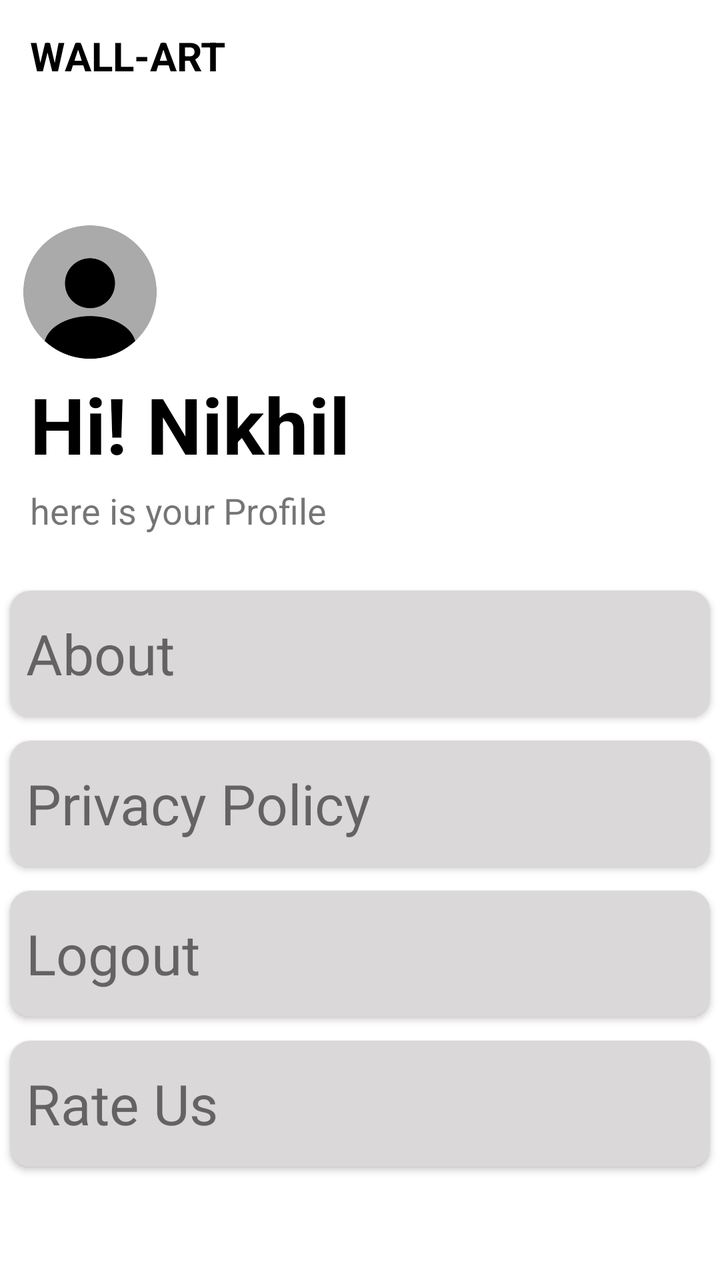
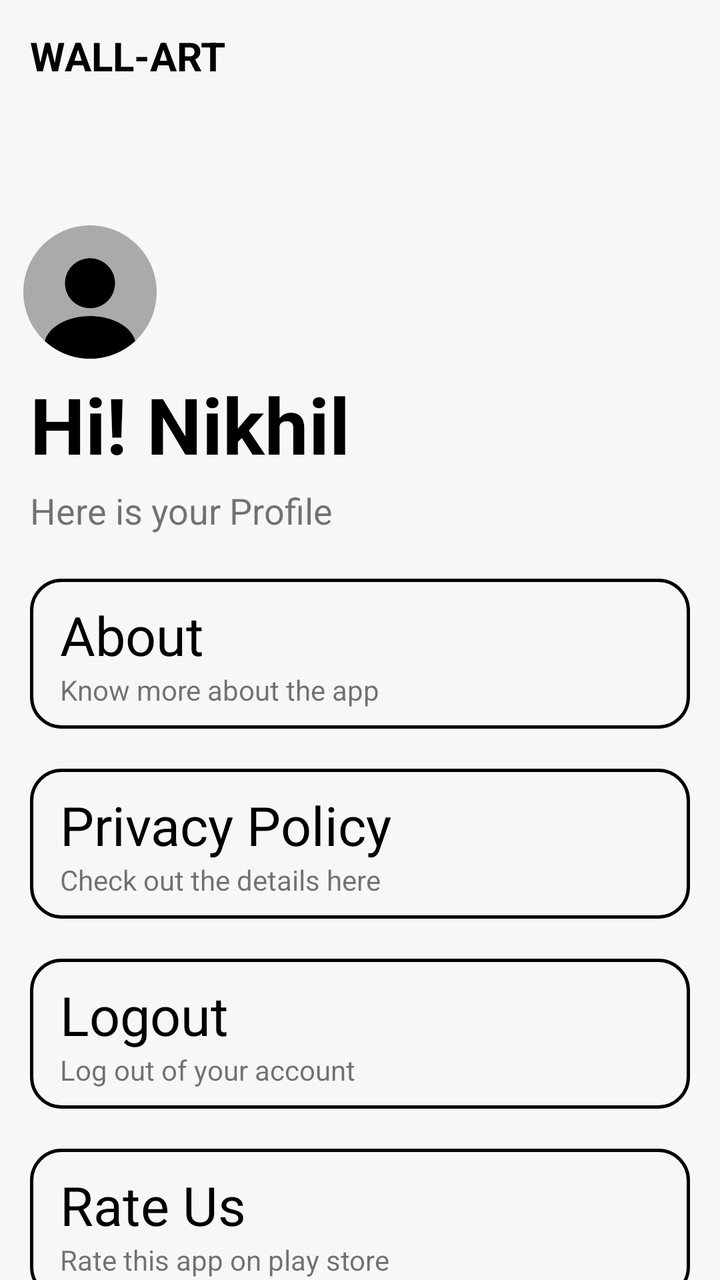

Two renders of the same Android screen: before a commit and after it. Below are the layout's source before the change and the commit's diff.
<!-- AndroidManifest.xml: application theme Theme.PixelPerfect -->
<!-- res/layout/fragment_profile_.xml -->
<?xml version="1.0" encoding="utf-8"?>
<LinearLayout xmlns:android="http://schemas.android.com/apk/res/android"
    xmlns:tools="http://schemas.android.com/tools"
    android:layout_width="match_parent"
    android:layout_height="match_parent"
    xmlns:app="http://schemas.android.com/apk/res-auto"
    android:orientation="vertical"
    tools:context=".profile_Fragment">

    <LinearLayout
        android:layout_width="match_parent"
        android:layout_height="56dp"
        android:gravity="center_vertical"
        android:orientation="vertical">

        <TextView
            android:layout_width="wrap_content"
            android:layout_height="wrap_content"
            android:text="WALL-ART"
            android:layout_marginHorizontal="15dp"
            android:textSize="20dp"
            android:textColor="@color/black"
            android:textStyle="bold"/>

    </LinearLayout>

    <androidx.core.widget.NestedScrollView
            android:layout_width="match_parent"
            android:layout_height="match_parent"
            android:isScrollContainer="true">

        <LinearLayout
                android:layout_width="match_parent"
                android:layout_height="match_parent"
                android:orientation="vertical">

                <ImageView
                    android:layout_width="80dp"
                    android:layout_height="80dp"
                    android:layout_marginLeft="5dp"
                    android:layout_marginTop="50dp"
                    android:src="@drawable/user"/>

            <TextView
                android:layout_width="wrap_content"
                android:layout_height="wrap_content"
                android:layout_marginLeft="15dp"
                android:text="Hi! Nikhil"
                android:textStyle="bold"
                android:textColor="@color/black"
                android:textSize="39dp"/>
            <TextView
                android:layout_width="wrap_content"
                android:layout_height="wrap_content"
                android:layout_marginTop="5dp"
                android:layout_marginBottom="22dp"
                android:layout_marginLeft="15dp"
                android:text="here is your Profile"
                android:textSize="18dp"/>

            <androidx.cardview.widget.CardView
                android:layout_width="match_parent"
                android:layout_height="75dp"
                app:cardCornerRadius="10dp"
                app:cardUseCompatPadding="true"
                android:backgroundTint="#DAD8D8"
                android:id="@+id/card_about">

                <TextView
                    android:layout_width="match_parent"
                    android:layout_height="match_parent"
                    android:text="About"
                    android:gravity="center_vertical"
                    android:layout_marginLeft="8dp"
                    android:textSize="28dp"/>
                

            </androidx.cardview.widget.CardView>

            <androidx.cardview.widget.CardView
                android:layout_width="match_parent"
                android:layout_height="75dp"
                app:cardCornerRadius="10dp"
                app:cardUseCompatPadding="true"
                android:backgroundTint="#DAD8D8"
                android:id="@+id/card_policy">

                <TextView
                    android:layout_width="match_parent"
                    android:layout_height="match_parent"
                    android:text="Privacy Policy"
                    android:gravity="center_vertical"
                    android:layout_marginLeft="8dp"
                    android:textSize="28dp"/>

            </androidx.cardview.widget.CardView>
            <androidx.cardview.widget.CardView
                android:layout_width="match_parent"
                android:layout_height="75dp"
                app:cardCornerRadius="10dp"
                app:cardUseCompatPadding="true"
                android:backgroundTint="#DAD8D8"
                android:id="@+id/card_logout">

                <TextView
                    android:layout_width="match_parent"
                    android:layout_height="match_parent"
                    android:text="Logout"
                    android:gravity="center_vertical"
                    android:layout_marginLeft="8dp"
                    android:textSize="28dp"/>

            </androidx.cardview.widget.CardView>
            <androidx.cardview.widget.CardView
                android:layout_width="match_parent"
                android:layout_height="75dp"
                app:cardCornerRadius="10dp"
                app:cardUseCompatPadding="true"
                android:backgroundTint="#DAD8D8"
                android:id="@+id/card_rate">

                <TextView
                    android:layout_width="match_parent"
                    android:layout_height="match_parent"
                    android:text="Rate Us"
                    android:gravity="center_vertical"
                    android:layout_marginLeft="8dp"
                    android:textSize="28dp"/>

            </androidx.cardview.widget.CardView>

        </LinearLayout>


        </androidx.core.widget.NestedScrollView>
</LinearLayout>
<!-- resources referenced by this layout -->
<resources>
  <color name="black">#FF000000</color>
  <!-- drawable user: png bitmap (drawable, 17878 bytes) -->
  <style name="Theme.PixelPerfect" parent="Theme.MaterialComponents.Light.NoActionBar">
          
          <item name="colorPrimary">#000000</item>
          <item name="colorPrimaryVariant">#8F8F8F</item>
          <item name="colorOnPrimary">@color/white</item>
          
          <item name="colorSecondary">#D65858</item>
          <item name="colorSecondaryVariant">#fff</item>
          <item name="colorOnSecondary">@color/black</item>
          
          <item name="android:statusBarColor">?attr/colorPrimaryVariant</item>
          
      </style>
  <color name="white">#FFFFFFFF</color>
</resources>

<!-- the commit's change to res/layout/fragment_profile_.xml (unified diff, before → after) -->
@@ -5,6 +5,7 @@
     android:layout_height="match_parent"
     xmlns:app="http://schemas.android.com/apk/res-auto"
     android:orientation="vertical"
+    android:background="#F7F7F7"
     tools:context=".profile_Fragment">
 
     <LinearLayout
@@ -55,79 +56,133 @@
                 android:layout_marginTop="5dp"
                 android:layout_marginBottom="22dp"
                 android:layout_marginLeft="15dp"
-                android:text="here is your Profile"
+                android:text="Here is your Profile"
                 android:textSize="18dp"/>
 
-            <androidx.cardview.widget.CardView
-                android:layout_width="match_parent"
-                android:layout_height="75dp"
-                app:cardCornerRadius="10dp"
-                app:cardUseCompatPadding="true"
-                android:backgroundTint="#DAD8D8"
-                android:id="@+id/card_about">
+                <LinearLayout
+                    android:layout_width="match_parent"
+                    android:layout_height="match_parent"
+                    android:paddingVertical="10dp"
+                    android:layout_marginHorizontal="15dp"
+                    android:id="@+id/card_about"
+                    android:layout_marginBottom="20dp"
+                    android:background="@drawable/profilebg"
+                   android:orientation="vertical">
+
 
                 <TextView
                     android:layout_width="match_parent"
                     android:layout_height="match_parent"
                     android:text="About"
                     android:gravity="center_vertical"
-                    android:layout_marginLeft="8dp"
-                    android:textSize="28dp"/>
-                
-
-            </androidx.cardview.widget.CardView>
-
-            <androidx.cardview.widget.CardView
-                android:layout_width="match_parent"
-                android:layout_height="75dp"
-                app:cardCornerRadius="10dp"
-                app:cardUseCompatPadding="true"
-                android:backgroundTint="#DAD8D8"
-                android:id="@+id/card_policy">
-
-                <TextView
+                    android:layout_marginLeft="15dp"
+                    android:textColor="@color/black"
+                    android:textSize="27dp"/>
+                    <TextView
                     android:layout_width="match_parent"
                     android:layout_height="match_parent"
-                    android:text="Privacy Policy"
+                    android:text="Know more about the app"
                     android:gravity="center_vertical"
-                    android:layout_marginLeft="8dp"
-                    android:textSize="28dp"/>
+                    android:layout_marginLeft="15dp"
+                    android:textSize="14dp"/>
 
-            </androidx.cardview.widget.CardView>
-            <androidx.cardview.widget.CardView
-                android:layout_width="match_parent"
-                android:layout_height="75dp"
-                app:cardCornerRadius="10dp"
-                app:cardUseCompatPadding="true"
-                android:backgroundTint="#DAD8D8"
-                android:id="@+id/card_logout">
+                </LinearLayout>
 
-                <TextView
+
+
+
+                <LinearLayout
                     android:layout_width="match_parent"
                     android:layout_height="match_parent"
-                    android:text="Logout"
-                    android:gravity="center_vertical"
-                    android:layout_marginLeft="8dp"
-                    android:textSize="28dp"/>
+                    android:paddingVertical="10dp"
+                    android:layout_marginBottom="20dp"
+                    android:background="@drawable/profilebg"
+                    android:id="@+id/card_policy"
+                    android:layout_marginHorizontal="15dp"
+                    android:orientation="vertical">
 
-            </androidx.cardview.widget.CardView>
-            <androidx.cardview.widget.CardView
-                android:layout_width="match_parent"
-                android:layout_height="75dp"
-                app:cardCornerRadius="10dp"
-                app:cardUseCompatPadding="true"
-                android:backgroundTint="#DAD8D8"
-                android:id="@+id/card_rate">
 
-                <TextView
+                    <TextView
+                        android:layout_width="match_parent"
+                        android:layout_height="match_parent"
+                        android:text="Privacy Policy"
+                        android:gravity="center_vertical"
+                        android:layout_marginLeft="15dp"
+                        android:textColor="@color/black"
+                        android:textSize="27dp"/>
+                    <TextView
+                        android:layout_width="match_parent"
+                        android:layout_height="match_parent"
+                        android:text="Check out the details here"
+                        android:gravity="center_vertical"
+                        android:layout_marginLeft="15dp"
+                        android:textSize="14dp"/>
+
+                </LinearLayout>
+
+
+
+                <LinearLayout
                     android:layout_width="match_parent"
                     android:layout_height="match_parent"
-                    android:text="Rate Us"
-                    android:gravity="center_vertical"
-                    android:layout_marginLeft="8dp"
-                    android:textSize="28dp"/>
+                    android:paddingVertical="10dp"
+                    android:id="@+id/card_logout"
+                    android:layout_marginBottom="20dp"
+                    android:layout_marginHorizontal="15dp"
+                    android:background="@drawable/profilebg"
+                    android:orientation="vertical">
 
-            </androidx.cardview.widget.CardView>
+
+                    <TextView
+                        android:layout_width="match_parent"
+                        android:layout_height="match_parent"
+                        android:text="Logout"
+                        android:gravity="center_vertical"
+                        android:layout_marginLeft="15dp"
+                        android:textColor="@color/black"
+                        android:textSize="27dp"/>
+                    <TextView
+                        android:layout_width="match_parent"
+                        android:layout_height="match_parent"
+                        android:text="Log out of your account"
+                        android:gravity="center_vertical"
+                        android:layout_marginLeft="15dp"
+                        android:textSize="14dp"/>
+
+                </LinearLayout>
+
+
+
+                <LinearLayout
+                    android:layout_width="match_parent"
+                    android:layout_height="match_parent"
+                    android:paddingVertical="10dp"
+                    android:id="@+id/card_rate"
+                    android:layout_marginBottom="20dp"
+                    android:layout_marginHorizontal="15dp"
+                    android:background="@drawable/profilebg"
+                    android:orientation="vertical">
+
+
+                    <TextView
+                        android:layout_width="match_parent"
+                        android:layout_height="match_parent"
+                        android:text="Rate Us"
+                        android:gravity="center_vertical"
+                        android:layout_marginLeft="15dp"
+                        android:textColor="@color/black"
+                        android:textSize="27dp"/>
+                    <TextView
+                        android:layout_width="match_parent"
+                        android:layout_height="match_parent"
+                        android:text="Rate this app on play store"
+                        android:gravity="center_vertical"
+                        android:layout_marginLeft="15dp"
+                        android:textSize="14dp"/>
+
+                </LinearLayout>
+
+
 
         </LinearLayout>
 
<!-- resource entries referenced after the edit -->
@@ -1,6 +1,15 @@
 <!-- resources referenced by this layout -->
 <resources>
   <color name="black">#FF000000</color>
+  <!-- drawable profilebg (drawable) -->
+  <?xml version="1.0" encoding="utf-8"?>
+  <shape xmlns:android="http://schemas.android.com/apk/res/android">
+  <solid android:color="#F7F7F7"/>
+      <stroke android:color="@color/black"
+          android:width="1.5dp"/>
+      <corners android:radius="15dp"/>
+  
+  </shape>
   <!-- drawable user: png bitmap (drawable, 17878 bytes) -->
   <style name="Theme.PixelPerfect" parent="Theme.MaterialComponents.Light.NoActionBar">
           
